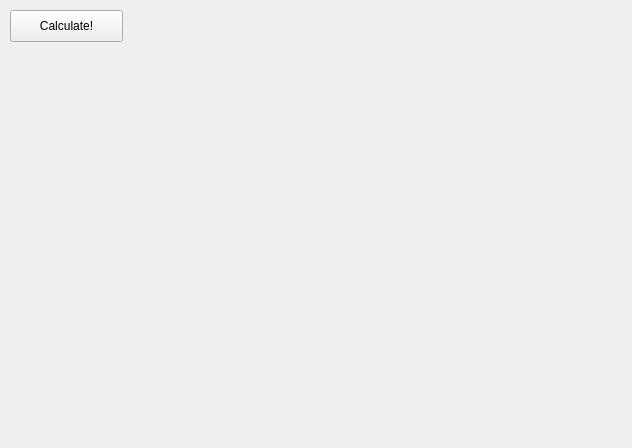
Qt form 6-operations-research/lab2-euclidean-minimum-spanning-tree/mainwindow.ui (UladBohdan/bsu) before a commit.
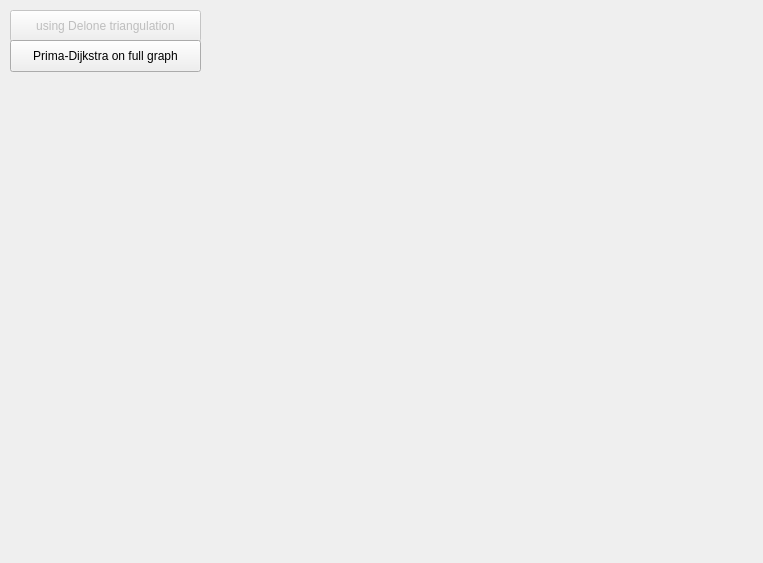
The same form after that commit.

Commit message: [6-operations] Prima-Dijkstra implementation

```diff
--- a/6-operations-research/lab2-euclidean-minimum-spanning-tree/mainwindow.ui
+++ b/6-operations-research/lab2-euclidean-minimum-spanning-tree/mainwindow.ui
@@ -6,8 +6,8 @@
    <rect>
     <x>0</x>
     <y>0</y>
-    <width>632</width>
-    <height>448</height>
+    <width>763</width>
+    <height>563</height>
    </rect>
   </property>
   <property name="windowTitle">
@@ -15,16 +15,32 @@
   </property>
   <widget class="QWidget" name="centralWidget">
    <widget class="QPushButton" name="pushButton">
+    <property name="enabled">
+     <bool>false</bool>
+    </property>
     <property name="geometry">
      <rect>
       <x>10</x>
       <y>10</y>
-      <width>113</width>
+      <width>191</width>
       <height>32</height>
      </rect>
     </property>
     <property name="text">
-     <string>Calculate!</string>
+     <string>using Delone triangulation</string>
+    </property>
+   </widget>
+   <widget class="QPushButton" name="pushButton_2">
+    <property name="geometry">
+     <rect>
+      <x>10</x>
+      <y>40</y>
+      <width>191</width>
+      <height>32</height>
+     </rect>
+    </property>
+    <property name="text">
+     <string>Prima-Dijkstra on full graph</string>
     </property>
    </widget>
   </widget>
```
The commit also changes 2 other files.
